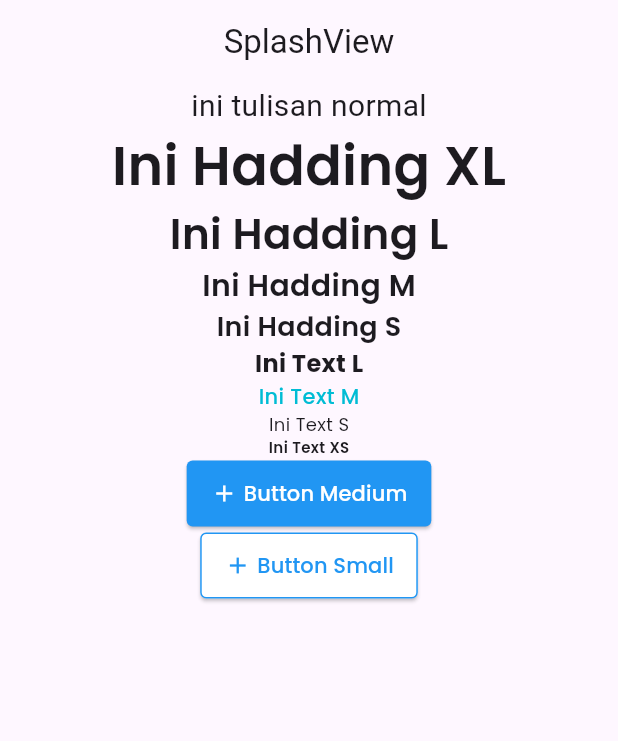
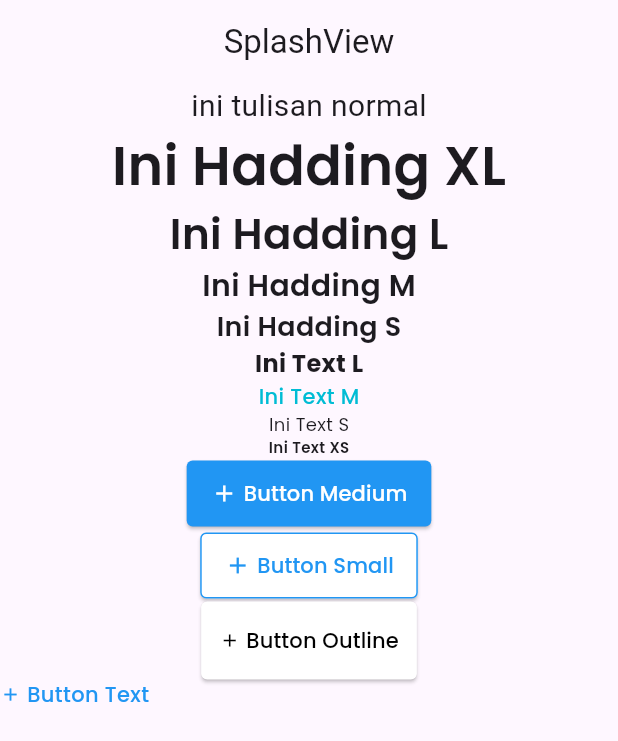
Before and after one commit to alliffianis/flutter_1, a Flutter app: the screen it shows after launch, on a phone screen of 412 x 824 dp. Shown: the top 741 px of the screen. Run offline on Flutter 3.47's test engine with Material 3 defaults, Android fonts, the light colour scheme and no system bars; our stand-ins replace get, google_fonts.

Commit message:
feat button 3 dan 4

```diff
--- a/lib/app/modules/splash/views/splash_view.dart
+++ b/lib/app/modules/splash/views/splash_view.dart
@@ -72,6 +72,28 @@ class SplashView extends GetView<SplashController> {
                 );
               },
             ),
+            Buttons.buttonOutline(
+              text: "Button Outline",
+              buttonSize: ButtonSize.medium,
+              onPressed: () {
+                // Get.toNamed(Routes.HOME);
+                print(
+                  "object",
+                );
+              },
+            ),
+            Center(
+              child: Buttons.buttonTextss(
+                text: "Button Text",
+                // buttonSize: ButtonSize.medium,
+                onTap: () {
+                  // Get.toNamed(Routes.HOME);
+                  print(
+                    "object",
+                  );
+                },
+              ),
+            ),
           ],
         ),
       ),
--- a/lib/app/widgets/buttons.dart
+++ b/lib/app/widgets/buttons.dart
@@ -1,5 +1,6 @@
 import 'package:belajar_1/app/widgets/texts.dart';
 import 'package:flutter/material.dart';
+import 'package:get/get.dart';
 
 class Buttons {
   static Widget buttonPrimary({
@@ -123,6 +124,90 @@ class Buttons {
         return "small";
     }
   }
+
+  static Widget buttonOutline({
+    Function()? onPressed,
+    String? text,
+    Color textColor = Colors.black,
+    Color backgroundColor = Colors.white,
+    ButtonSize buttonSize = ButtonSize.medium,
+  }) {
+    return IntrinsicWidth(
+      child: ElevatedButton(
+        style: ButtonStyle(
+          padding: MaterialStateProperty.all<EdgeInsets>(
+            _mapButtonSize(buttonSize) == "medium"
+                ? const EdgeInsets.symmetric(
+                    horizontal: 12,
+                    vertical: 16,
+                  )
+                : const EdgeInsets.symmetric(
+                    horizontal: 12,
+                    vertical: 16,
+                  ),
+          ),
+          overlayColor: MaterialStateProperty.all<Color>(
+            const Color(0xffDBF1FF),
+          ),
+          backgroundColor: MaterialStateProperty.all<Color>(
+              onPressed == null ? Colors.grey : backgroundColor),
+          shape: MaterialStateProperty.all<RoundedRectangleBorder>(
+            RoundedRectangleBorder(
+              borderRadius: BorderRadius.circular(4),
+            ),
+          ),
+        ),
+        onPressed: onPressed,
+        child: Row(
+          children: [
+            Icon(
+              Icons.add,
+              color: textColor,
+              size: 14,
+            ),
+            const SizedBox(
+              width: 4,
+            ),
+            Texts.textM(
+              text ?? "",
+              fontWeights: FontWeights.medium,
+              fontFamilies: FontFamilies.poppins,
+              color: textColor,
+            ),
+          ],
+        ),
+      ),
+    );
+  }
+
+  static Widget buttonTextss({
+    Function()? onTap,
+    String? text,
+    Color textColor = Colors.blue,
+    Color backgroundColor = Colors.white,
+    ButtonSize buttonSize = ButtonSize.medium,
+  }) {
+    return InkWell(
+      child: Row(
+        children: [
+          Icon(
+            Icons.add,
+            color: textColor,
+            size: 14,
+          ),
+          const SizedBox(
+            width: 4,
+          ),
+          Texts.textM(
+            text ?? "",
+            fontWeights: FontWeights.medium,
+            fontFamilies: FontFamilies.poppins,
+            color: textColor,
+          ),
+        ],
+      ),
+    );
+  }
 }
 
 enum ButtonSize {
```
